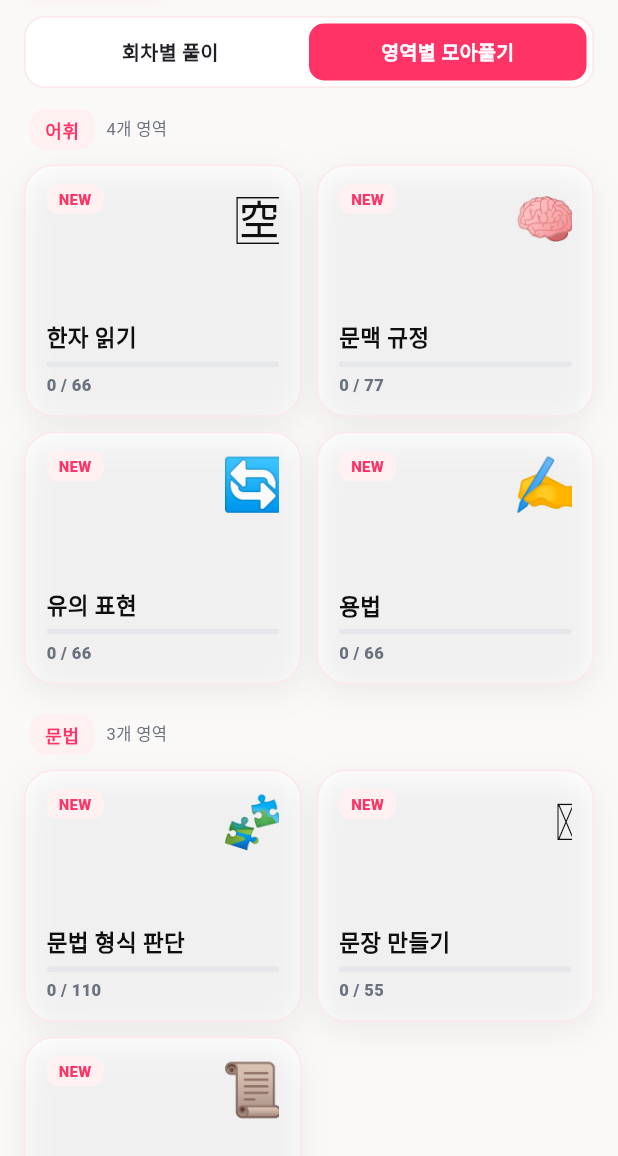
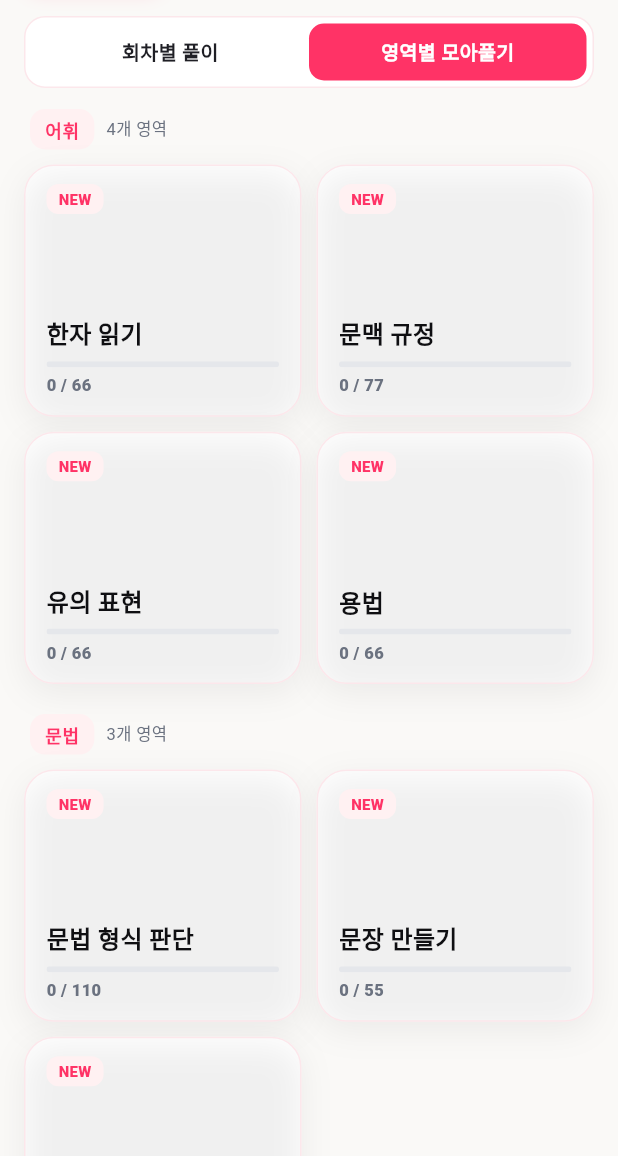
Before and after one commit to CobyApp/jlpt-app, a Flutter app: the screen it shows after launch, after a tap on "영역별 모아풀기", on a phone screen of 412 x 824 dp, the part 80-1236 px from its top. Run offline on Flutter 3.47's test engine with Material 3 defaults, Android fonts, the phone set to English and light mode, and no system bars; our stand-ins replace go_router, just_audio, shared_preferences.

Commit message:
ui: 영역 카드의 카테고리별 이모지 제거 — 깔끔한 카드 톤
- _catEmoji 맵 + 우상단 큰 이모지 스티커 통째로 제거 (촌스러움)
- Stack 레이아웃 → 단순 Column 으로 정리
- 카테고리 이름 폰트 15 → 16 (이모지 자리에 좀 더 여유 가짐)
- 진도 칩 (% / NEW) 은 그대로 — 정보가 명확

남은 카드 구성: [상단 % 칩] + [큰 카테고리명] + [진도바] + [n/n]

Co-Authored-By: Claude Opus 4.7 (1M context) <noreply@anthropic.com>

```diff
--- a/lib/views/home_page.dart
+++ b/lib/views/home_page.dart
@@ -524,28 +524,6 @@ class _HomePageState extends State<HomePage> with SingleTickerProviderStateMixin
     );
   }
 
-  // 영역별 이모지 — 1020 톤의 친근한 아이콘
-  static const Map<String, String> _catEmoji = {
-    'kanji-reading': '🈳',
-    'contextual': '🧠',
-    'paraphrases': '🔄',
-    'usage': '✍️',
-    'grammar-form': '🧩',
-    'sentence-build': '🪄',
-    'text-grammar': '📜',
-    'short-passage': '📄',
-    'mid-passage': '📃',
-    'long-passage': '📚',
-    'integrated': '🔗',
-    'thematic': '💭',
-    'info-retrieval': '🔎',
-    'listen-task': '🎯',
-    'listen-key': '📍',
-    'listen-outline': '🗺️',
-    'listen-quick': '⚡',
-    'listen-integrated': '🎧',
-  };
-
   Widget _catTab(BuildContext context, IndexFile idx) {
     final byGroup = <CategoryGroup, List<CategoryDef>>{};
     for (final c in allCategories) {
@@ -608,7 +586,6 @@ class _HomePageState extends State<HomePage> with SingleTickerProviderStateMixin
                   final pct = total == 0
                       ? 0
                       : ((answered / total) * 100).round();
-                  final emoji = _catEmoji[c.slug] ?? '📘';
                   return Material(
                     color: cardBg,
                     borderRadius: BorderRadius.circular(20),
@@ -622,53 +599,25 @@ class _HomePageState extends State<HomePage> with SingleTickerProviderStateMixin
                           boxShadow: softShadow,
                         ),
                         padding: const EdgeInsets.fromLTRB(14, 12, 14, 12),
-                        child: Stack(
-                          children: [
-                            // 우상단 큰 이모지 — 스티커 데코
-                            Positioned(
-                              top: -2,
-                              right: -4,
-                              child: Text(
-                                emoji,
-                                style: const TextStyle(fontSize: 34),
-                              ),
-                            ),
-                            Column(
+                        child: Column(
                           crossAxisAlignment: CrossAxisAlignment.start,
                           children: [
-                                if (answered > 0)
+                            // 상단: 진도 칩 (% 또는 NEW)
                             Container(
                               padding: const EdgeInsets.symmetric(
                                   horizontal: 8, vertical: 3),
                               decoration: BoxDecoration(
-                                      color: groupColor,
-                                      borderRadius:
-                                          BorderRadius.circular(8),
+                                color: answered > 0 ? groupColor : groupSoft,
+                                borderRadius: BorderRadius.circular(8),
                               ),
                               child: Text(
-                                      '$pct%',
-                                      style: const TextStyle(
-                                        fontSize: 10,
-                                        fontWeight: FontWeight.w900,
-                                        color: Colors.white,
-                                      ),
-                                    ),
-                                  )
-                                else
-                                  Container(
-                                    padding: const EdgeInsets.symmetric(
-                                        horizontal: 8, vertical: 3),
-                                    decoration: BoxDecoration(
-                                      color: groupSoft,
-                                      borderRadius:
-                                          BorderRadius.circular(8),
-                                    ),
-                                    child: Text(
-                                      'NEW',
+                                answered > 0 ? '$pct%' : 'NEW',
                                 style: TextStyle(
                                   fontSize: 10,
                                   fontWeight: FontWeight.w900,
-                                        color: groupColor,
+                                  color: answered > 0
+                                      ? Colors.white
+                                      : groupColor,
                                 ),
                               ),
                             ),
@@ -676,7 +625,7 @@ class _HomePageState extends State<HomePage> with SingleTickerProviderStateMixin
                             Text(
                               categoryKo(c.category),
                               style: const TextStyle(
-                                    fontSize: 15,
+                                fontSize: 16,
                                 fontWeight: FontWeight.w900,
                                 height: 1.2,
                                 color: ink,
@@ -684,7 +633,7 @@ class _HomePageState extends State<HomePage> with SingleTickerProviderStateMixin
                               maxLines: 2,
                               overflow: TextOverflow.ellipsis,
                             ),
-                                const SizedBox(height: 6),
+                            const SizedBox(height: 8),
                             if (total > 0)
                               ProgressTrack(
                                 progress: answered / total,
@@ -704,8 +653,6 @@ class _HomePageState extends State<HomePage> with SingleTickerProviderStateMixin
                             ),
                           ],
                         ),
-                          ],
-                        ),
                       ),
                     ),
                   );
```
Lines whose indentation alone changed are shown as unchanged.
